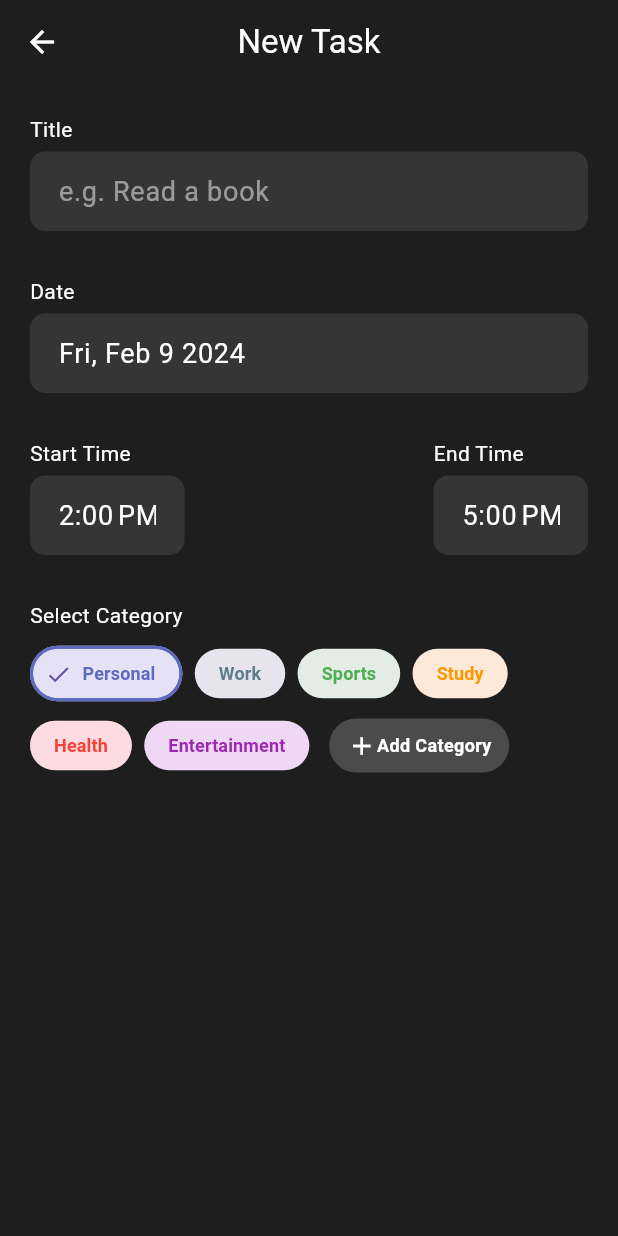
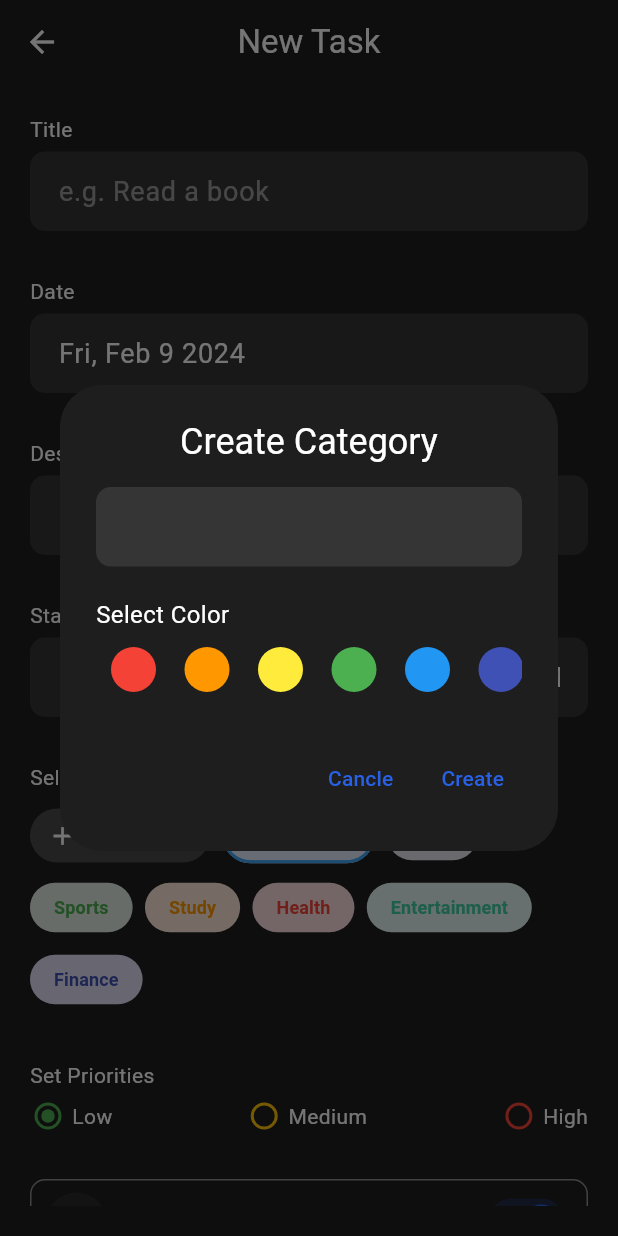
Before and after one commit to MuhammadHasan-Git/DoBits, a Flutter app: the AddTask screen opened directly, after a tap on "Add Category", on a phone screen of 412 x 824 dp. Run offline on Flutter 3.47's test engine with Material 3 defaults, Android fonts, the phone set to English and light mode, and no system bars; our stand-ins replace firebase_core, get; accounts and stored records are empty.

Commit message:
create add task page and work on it and bug fixes.

```diff
--- a/lib/controller/task_controller.dart
+++ b/lib/controller/task_controller.dart
@@ -1,6 +1,9 @@
 import 'package:flutter/material.dart';
 import 'package:get/get.dart';
 import 'package:intl/intl.dart';
+import 'package:todo_app/model/category.dart';
+import 'package:todo_app/utils/colors.dart';
+import 'package:todo_app/view/widget/dialog_content.dart';
 
 class TaskController extends GetxController {
   static String formatTime(TimeOfDay time) {
@@ -14,6 +17,9 @@ class TaskController extends GetxController {
   DateTime? selectedDate;
   TimeOfDay? selectedStartTime;
   TimeOfDay? selectedEndTime;
+  RxString selectedPriority = 'Low Priority'.obs;
+  RxBool isRemind = true.obs;
+
   final titleController = TextEditingController();
   final dateInput = TextEditingController(
     text: DateFormat('E, MMM d yyyy').format(DateTime.now()),
@@ -22,11 +28,30 @@ class TaskController extends GetxController {
       text: formatTime(const TimeOfDay(hour: 14, minute: 0)));
   final endTimeInput = TextEditingController(
       text: formatTime(const TimeOfDay(hour: 17, minute: 0)));
+  final categoryTitle = TextEditingController();
   final chipIndex = 0.obs;
+  RxList<TaskCategory> addedCategories = <TaskCategory>[].obs;
 
   Future displayDatePicker(BuildContext context) async {
     final initialDate = selectedDate ?? DateTime.now();
     DateTime? pickedDate = await showDatePicker(
+        builder: (context, child) {
+          return Theme(
+            data: ThemeData(
+              textButtonTheme: TextButtonThemeData(
+                style: TextButton.styleFrom(
+                  foregroundColor: darkBlue, // button text color
+                ),
+              ),
+              colorScheme: const ColorScheme.dark(
+                onSurface: blue,
+                primary: black,
+                onPrimary: darkBlue,
+              ),
+            ),
+            child: child!,
+          );
+        },
         context: context,
         initialDate: initialDate,
         firstDate: DateTime(1950),
@@ -57,4 +82,41 @@ class TaskController extends GetxController {
       timeInput.text = formatTime(pickedTime);
     }
   }
+
+  Future<void> dialogBuilder(BuildContext context) {
+    return showDialog<void>(
+      context: context,
+      builder: (BuildContext context) {
+        return AlertDialog(
+          backgroundColor: black,
+          surfaceTintColor: black,
+          title: const Text(
+            'Create Category',
+            textAlign: TextAlign.center,
+          ),
+          titleTextStyle: const TextStyle(
+            color: white,
+            fontSize: 24,
+          ),
+          content: const DialogContent(),
+          actions: <Widget>[
+            TextButton(
+              style: TextButton.styleFrom(foregroundColor: darkBlue),
+              child: const Text('Cancle'),
+              onPressed: () {
+                Navigator.of(context).pop();
+              },
+            ),
+            TextButton(
+              style: TextButton.styleFrom(foregroundColor: darkBlue),
+              child: const Text('Create'),
+              onPressed: () {
+                Navigator.of(context).pop();
+              },
+            ),
+          ],
+        );
+      },
+    );
+  }
 }
--- a/lib/main.dart
+++ b/lib/main.dart
@@ -1,7 +1,7 @@
 import 'package:firebase_core/firebase_core.dart';
 import 'package:flutter/material.dart';
 import 'package:flutter/services.dart';
-import 'package:get/get_navigation/src/root/get_material_app.dart';
+import 'package:get/get.dart';
 import 'package:todo_app/firebase_options.dart';
 import 'package:todo_app/utils/colors.dart';
 import 'package:todo_app/view/home_page.dart';
@@ -19,10 +19,12 @@
   );
   runApp(GetMaterialApp(
     theme: ThemeData(
-        scaffoldBackgroundColor: black,
-        appBarTheme: const AppBarTheme(
-          backgroundColor: black,
-        )),
+      scaffoldBackgroundColor: black,
+      dialogBackgroundColor: black,
+      appBarTheme: const AppBarTheme(
+        backgroundColor: black,
+      ),
+    ),
     debugShowCheckedModeBanner: false,
     home: const HomePage(),
   ));
--- a/lib/utils/colors.dart
+++ b/lib/utils/colors.dart
@@ -3,3 +3,4 @@ import 'package:flutter/material.dart';
 const black = Color(0xff1E1E1E);
 const white = Color(0xffFFFFFF);
 const blue = Color(0xff4B6DC1);
+const darkBlue = Color(0xff2860E6);
--- a/lib/utils/constant.dart
+++ b/lib/utils/constant.dart
@@ -1,4 +1,6 @@
 import 'package:flutter/material.dart';
+
+
 
 List<String> defaultCategories = [
   'Personal',
@@ -11,11 +13,11 @@ List<String> defaultCategories = [
 ];
 
 List<Color> defaultCategoriesColor = const [
-  Color(0xff5C6BC0),
+  Color(0xff42A5F5),
   Color(0xff607D8B),
   Color(0xff4CAF50),
   Color(0xffFF9800),
   Color(0xffF44336),
-  Color(0xff9C27B0),
+  Color(0xff41CF9F),
   Color(0xff3F51B5),
 ];
--- a/lib/view/add_task.dart
+++ b/lib/view/add_task.dart
@@ -1,10 +1,12 @@
 import 'package:flutter/material.dart';
 import 'package:get/get_core/get_core.dart';
 import 'package:get/get_instance/get_instance.dart';
-import 'package:get/get_navigation/get_navigation.dart';
 import 'package:todo_app/controller/task_controller.dart';
 import 'package:todo_app/utils/colors.dart';
+import 'package:todo_app/view/widget/button.dart';
 import 'package:todo_app/view/widget/category.dart';
+import 'package:todo_app/view/widget/remind_widget.dart';
+import 'package:todo_app/view/widget/task_priority.dart';
 import 'package:todo_app/view/widget/text_field.dart';
 
 class AddTask extends StatelessWidget {
@@ -13,6 +15,8 @@ class AddTask extends StatelessWidget {
   @override
   Widget build(BuildContext context) {
     final taskController = Get.put(TaskController());
+    final width = MediaQuery.of(context).size.width;
+
     return Scaffold(
       appBar: AppBar(
         iconTheme: const IconThemeData(color: white),
@@ -63,6 +67,23 @@ class AddTask extends StatelessWidget {
               const SizedBox(
                 height: 30,
               ),
+              const Text(
+                "Description (optional)",
+                style: TextStyle(
+                  color: white,
+                ),
+              ),
+              const SizedBox(
+                height: 5,
+              ),
+              CustomTextField(
+                width: double.infinity,
+                controller: taskController.titleController,
+                hintText: 'Description',
+              ),
+              const SizedBox(
+                height: 30,
+              ),
               Row(
                 mainAxisAlignment: MainAxisAlignment.spaceBetween,
                 children: [
@@ -79,7 +100,7 @@ class AddTask extends StatelessWidget {
                         height: 5,
                       ),
                       CustomTextField(
-                        width: Get.width / 2 * 0.5,
+                        width: width / 2 * 0.5,
                         textAlign: TextAlign.center,
                         controller: taskController.startTimeInput,
                         readOnly: true,
@@ -101,7 +122,7 @@ class AddTask extends StatelessWidget {
                         height: 5,
                       ),
                       CustomTextField(
-                        width: Get.width / 2 * 0.5,
+                        width: width / 2 * 0.5,
                         textAlign: TextAlign.center,
                         controller: taskController.endTimeInput,
                         readOnly: true,
@@ -124,7 +145,31 @@ class AddTask extends StatelessWidget {
               const SizedBox(
                 height: 5,
               ),
-              CategoryList(),
+              const CategoryList(),
+              const SizedBox(
+                height: 30,
+              ),
+              const Text(
+                "Set Priorities",
+                style: TextStyle(
+                  color: white,
+                ),
+              ),
+              const SizedBox(
+                height: 5,
+              ),
+              const TaskPriority(),
+              const SizedBox(
+                height: 30,
+              ),
+              const Reminder(),
+              const SizedBox(
+                height: 30,
+              ),
+              CustomButton(
+                text: "Create Task",
+                onPressed: () {},
+              )
             ],
           ),
         ),
--- a/lib/view/home_page.dart
+++ b/lib/view/home_page.dart
@@ -132,8 +132,7 @@ class HomePage extends StatelessWidget {
       floatingActionButton: FloatingActionButton(
         backgroundColor: blue,
         tooltip: 'Add Task',
-        onPressed: () =>
-            Get.to(() => const AddTask(), transition: Transition.downToUp),
+        onPressed: () => Get.to(() => const AddTask()),
         child: const Icon(Icons.add, color: Colors.white, size: 28),
       ),
     );
--- /dev/null
+++ b/lib/view/widget/button.dart
@@ -0,0 +1,29 @@
+import 'package:flutter/material.dart';
+import 'package:todo_app/utils/colors.dart';
+
+class CustomButton extends StatelessWidget {
+  final String text;
+
+  final Function() onPressed;
+
+  const CustomButton({super.key, required this.text, required this.onPressed});
+
+  @override
+  Widget build(BuildContext context) {
+    return SizedBox(
+      width: double.infinity,
+      child: ElevatedButton(
+        style: ButtonStyle(
+          shape: MaterialStatePropertyAll(
+              RoundedRectangleBorder(borderRadius: BorderRadius.circular(20))),
+          backgroundColor: const MaterialStatePropertyAll(darkBlue),
+        ),
+        onPressed: onPressed,
+        child: Text(
+          text,
+          style: const TextStyle(color: white, fontSize: 18),
+        ),
+      ),
+    );
+  }
+}
--- a/lib/view/widget/category.dart
+++ b/lib/view/widget/category.dart
@@ -15,18 +15,19 @@ class CategoryList extends StatelessWidget {
 
     return Wrap(
       spacing: 2.0.wp,
-      children: List.generate(defaultCategories.length, (index) {
-        final categoryList = TaskCategory(
-            name: defaultCategories[index],
-            color: defaultCategoriesColor[index]);
-        if (index == defaultCategories.length - 1) {
+      children: List.generate(defaultCategories.length + 1, (index) {
+        if (index == 0) {
           return InkWell(
-            onTap: () {},
-            borderRadius: BorderRadius.circular(10),
+            onTap: () {
+              taskController.dialogBuilder(context);
+            },
+            splashFactory: NoSplash.splashFactory,
+            overlayColor: const MaterialStatePropertyAll(Colors.transparent),
+            borderRadius: BorderRadius.circular(20),
             child: Container(
               width: 120,
               height: 36,
-              margin: const EdgeInsets.symmetric(horizontal: 5, vertical: 6),
+              margin: const EdgeInsets.symmetric(vertical: 6),
               decoration: BoxDecoration(
                 color: white.withOpacity(0.2),
                 borderRadius: BorderRadius.circular(20),
@@ -52,11 +53,15 @@ class CategoryList extends StatelessWidget {
             ),
           );
         } else {
+          final adjustedIndex = index - 1;
+          final categoryList = TaskCategory(
+              name: defaultCategories[adjustedIndex],
+              color: defaultCategoriesColor[adjustedIndex]);
           return GestureDetector(
-            onTap: () => taskController.chipIndex.value = index,
+            onTap: () => taskController.chipIndex.value = adjustedIndex,
             child: Obx(
               () => Chip(
-                avatar: taskController.chipIndex.value == index
+                avatar: taskController.chipIndex.value == adjustedIndex
                     ? const Icon(Icons.done)
                     : null,
                 shape: RoundedRectangleBorder(
@@ -70,10 +75,12 @@ class CategoryList extends StatelessWidget {
                   ),
                 ),
                 side: BorderSide(
-                    color: taskController.chipIndex.value == index
+                    color: taskController.chipIndex.value == adjustedIndex
                         ? categoryList.color
                         : Colors.transparent,
-                    width: taskController.chipIndex.value == index ? 2 : 0),
+                    width: taskController.chipIndex.value == adjustedIndex
+                        ? 2
+                        : 0),
                 color: MaterialStatePropertyAll(
                   categoryList.color.withOpacity(0.15),
                 ),
--- /dev/null
+++ b/lib/view/widget/color_picker.dart
@@ -0,0 +1,72 @@
+import 'package:flutter/material.dart';
+
+void main() {
+  runApp(MaterialApp(
+    home: Scaffold(
+      appBar: AppBar(title: Text('Color Picker')),
+      body: ColorPicker(),
+    ),
+  ));
+}
+
+class ColorPicker extends StatefulWidget {
+  @override
+  _ColorPickerState createState() => _ColorPickerState();
+}
+
+class _ColorPickerState extends State<ColorPicker> {
+  List<bool> isSelected = [
+    false,
+    false,
+    false,
+    false,
+    false,
+    false,
+    false,
+    false
+  ];
+  List<Color> colors = [
+    Colors.red,
+    Colors.orange,
+    Colors.yellow,
+    Colors.green,
+    Colors.blue,
+    Colors.indigo,
+    Colors.purple,
+    Colors.black,
+  ];
+  Color selectedColor = Colors.transparent;
+
+  @override
+  Widget build(BuildContext context) {
+    return Center(
+      child: SingleChildScrollView(
+        scrollDirection: Axis.horizontal,
+        child: ToggleButtons(
+          isSelected: isSelected,
+          onPressed: (int index) {
+            setState(() {
+              for (int buttonIndex = 0;
+                  buttonIndex < isSelected.length;
+                  buttonIndex++) {
+                isSelected[buttonIndex] = (buttonIndex == index);
+              }
+              selectedColor = colors[index];
+            });
+          },
+          children: List.generate(
+            colors.length,
+            (index) => Container(
+              width: 30,
+              height: 30,
+              decoration: BoxDecoration(
+                color: colors[index],
+                shape: BoxShape.circle,
+              ),
+            ),
+          ),
+        ),
+      ),
+    );
+  }
+}
--- /dev/null
+++ b/lib/view/widget/dialog_content.dart
@@ -0,0 +1,34 @@
+import 'package:flutter/material.dart';
+import 'package:get/get.dart';
+import 'package:todo_app/controller/task_controller.dart';
+import 'package:todo_app/utils/colors.dart';
+import 'package:todo_app/utils/extensions.dart';
+import 'package:todo_app/view/widget/color_picker.dart';
+import 'package:todo_app/view/widget/text_field.dart';
+
+class DialogContent extends StatelessWidget {
+  const DialogContent({super.key});
+
+  @override
+  Widget build(BuildContext context) {
+    final taskController = Get.put(TaskController());
+    return Column(
+      mainAxisSize: MainAxisSize.min,
+      crossAxisAlignment: CrossAxisAlignment.start,
+      children: [
+        CustomTextField(
+          width: double.infinity,
+          controller: taskController.categoryTitle,
+        ),
+        SizedBox(
+          height: 5.0.wp,
+        ),
+        const Text(
+          "Select Color",
+          style: TextStyle(color: white, fontSize: 16),
+        ),
+        ColorPicker(),
+      ],
+    );
+  }
+}
--- /dev/null
+++ b/lib/view/widget/remind_widget.dart
@@ -0,0 +1,96 @@
+import 'package:flutter/material.dart';
+import 'package:get/get.dart';
+import 'package:todo_app/controller/task_controller.dart';
+import 'package:todo_app/utils/colors.dart';
+import 'package:todo_app/utils/extensions.dart';
+
+class Reminder extends StatelessWidget {
+  const Reminder({super.key});
+
+  @override
+  Widget build(BuildContext context) {
+    final taskController = Get.put(TaskController());
+    final MaterialStateProperty<Color?> trackColor =
+        MaterialStateProperty.resolveWith<Color?>(
+      (Set<MaterialState> states) {
+        // Track color when the switch is selected.
+        if (states.contains(MaterialState.selected)) {
+          return darkBlue.withOpacity(0.2);
+        }
+
+        return null;
+      },
+    );
+    final MaterialStateProperty<Color?> overlayColor =
+        MaterialStateProperty.resolveWith<Color?>(
+      (Set<MaterialState> states) {
+        // Material color when switch is selected.
+        if (states.contains(MaterialState.selected)) {
+          return darkBlue.withOpacity(0.5);
+        }
+        // Material color when switch is disabled.
+        if (states.contains(MaterialState.disabled)) {
+          return white.withOpacity(0.1);
+        }
+        return null;
+      },
+    );
+    return Container(
+      width: double.infinity,
+      padding: const EdgeInsets.symmetric(horizontal: 10, vertical: 8),
+      decoration: BoxDecoration(
+          borderRadius: BorderRadius.circular(10),
+          border: Border.all(
+            color: white.withOpacity(0.5),
+          )),
+      child: Row(
+        mainAxisAlignment: MainAxisAlignment.spaceBetween,
+        children: [
+          Row(
+            children: [
+              Container(
+                width: 40,
+                height: 40,
+                alignment: Alignment.center,
+                decoration: BoxDecoration(
+                  color: white.withOpacity(0.05),
+                  shape: BoxShape.circle,
+                ),
+                child: const Icon(
+                  Icons.alarm,
+                  color: white,
+                ),
+              ),
+              SizedBox(
+                width: 3.0.wp,
+              ),
+              const Text(
+                "Remind me",
+                style: TextStyle(
+                  color: white,
+                  fontSize: 18,
+                ),
+              ),
+            ],
+          ),
+          Obx(
+            () => Switch.adaptive(
+              materialTapTargetSize: MaterialTapTargetSize.shrinkWrap,
+              value: taskController.isRemind.value,
+              thumbColor: const MaterialStatePropertyAll<Color>(darkBlue),
+              trackColor: trackColor,
+              overlayColor: overlayColor,
+              inactiveTrackColor: white.withOpacity(0.1),
+              trackOutlineWidth: const MaterialStatePropertyAll(0),
+              trackOutlineColor:
+                  const MaterialStatePropertyAll(Colors.transparent),
+              onChanged: (bool value) {
+                taskController.isRemind.value = value;
+              },
+            ),
+          ),
+        ],
+      ),
+    );
+  }
+}
--- /dev/null
+++ b/lib/view/widget/task_priority.dart
@@ -0,0 +1,103 @@
+import 'package:flutter/material.dart';
+import 'package:get/get.dart';
+import 'package:todo_app/controller/task_controller.dart';
+import 'package:todo_app/utils/colors.dart';
+import 'package:todo_app/utils/extensions.dart';
+
+class TaskPriority extends StatelessWidget {
+  const TaskPriority({
+    super.key,
+  });
+
+  @override
+  Widget build(BuildContext context) {
+    final taskController = Get.put(TaskController());
+    return Obx(
+      () => Row(
+        mainAxisAlignment: MainAxisAlignment.spaceBetween,
+        children: [
+          Row(
+            mainAxisAlignment: MainAxisAlignment.start,
+            children: [
+              Radio(
+                toggleable: true,
+                fillColor: const MaterialStatePropertyAll(Colors.green),
+                activeColor: Colors.green,
+                materialTapTargetSize: MaterialTapTargetSize.shrinkWrap,
+                visualDensity: const VisualDensity(
+                    horizontal: VisualDensity.minimumDensity,
+                    vertical: VisualDensity.minimumDensity),
+                value: "Low Priority",
+                groupValue: taskController.selectedPriority.value,
+                onChanged: (value) {
+                  taskController.selectedPriority.value = value!;
+                },
+              ),
+              SizedBox(
+                width: 1.0.wp,
+              ),
+              const Text(
+                'Low',
+                style: TextStyle(
+                  color: white,
+                ),
+              )
+            ],
+          ),
+          Row(
+            children: [
+              Radio(
+                value: "Medium Priority",
+                groupValue: taskController.selectedPriority.value,
+                materialTapTargetSize: MaterialTapTargetSize.shrinkWrap,
+                visualDensity: const VisualDensity(
+                    horizontal: VisualDensity.minimumDensity,
+                    vertical: VisualDensity.minimumDensity),
+                fillColor: const MaterialStatePropertyAll(Colors.amber),
+                activeColor: Colors.amber,
+                onChanged: (value) {
+                  taskController.selectedPriority.value = value!;
+                },
+              ),
+              SizedBox(
+                width: 1.0.wp,
+              ),
+              const Text(
+                'Medium',
+                style: TextStyle(
+                  color: white,
+                ),
+              )
+            ],
+          ),
+          Row(
+            children: [
+              Radio(
+                value: "High Priority",
+                groupValue: taskController.selectedPriority.value,
+                materialTapTargetSize: MaterialTapTargetSize.shrinkWrap,
+                visualDensity: const VisualDensity(
+                    horizontal: VisualDensity.minimumDensity,
+                    vertical: VisualDensity.minimumDensity),
+                fillColor: const MaterialStatePropertyAll(Colors.red),
+                activeColor: Colors.red,
+                onChanged: (value) {
+                  taskController.selectedPriority.value = value!;
+                },
+              ),
+              SizedBox(
+                width: 1.0.wp,
+              ),
+              const Text(
+                'High',
+                style: TextStyle(
+                  color: white,
+                ),
+              )
+            ],
+          ),
+        ],
+      ),
+    );
+  }
+}
```
